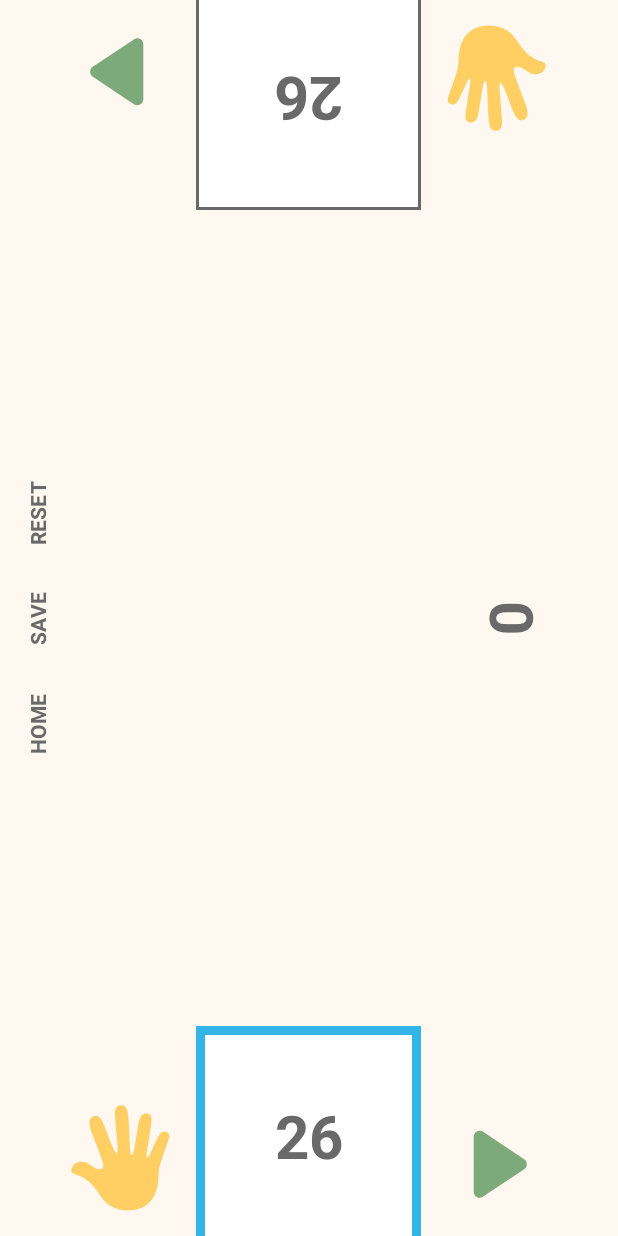
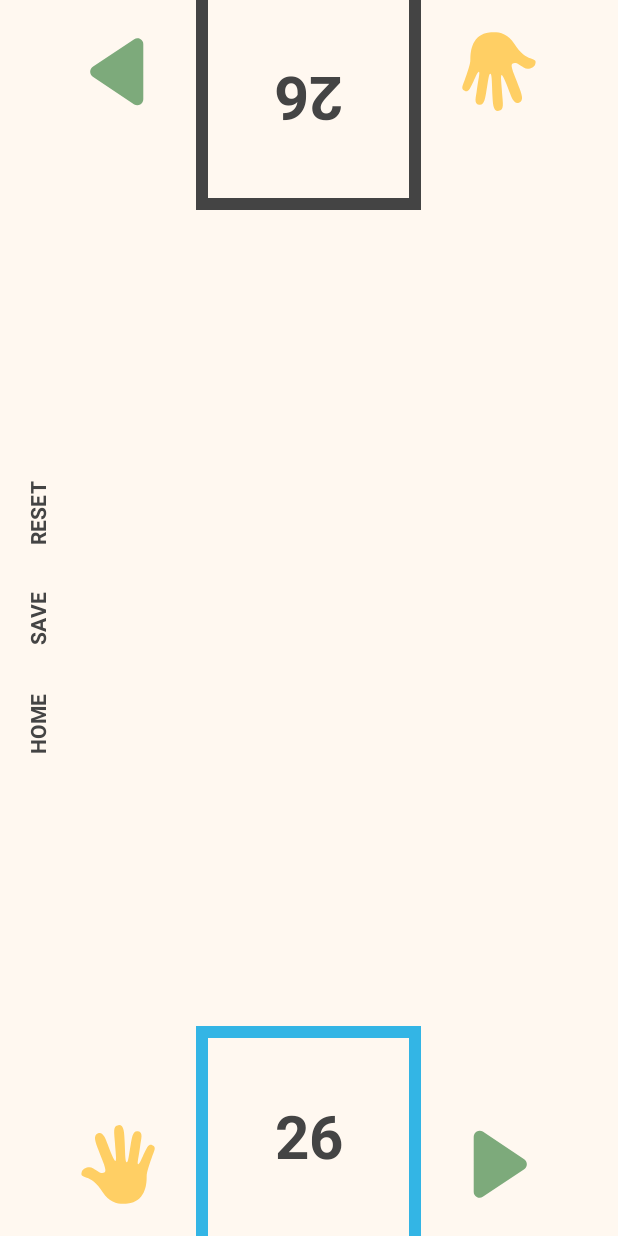
Before and after one commit to loafyyy/egyptian-rat-screw-android, an Android app: the MainActivity screen opened directly, with no data from a screen before it, on a phone screen of 412 x 824 dp. Run offline under Robolectric (Android 15) with nearby library versions, the phone set to English and light mode, and no system bars.

Commit message:
change card size, stroke, and color, remove num cards middle, update hand icon, change text color

```diff
--- a/app/src/main/res/drawable/card.xml
+++ b/app/src/main/res/drawable/card.xml
@@ -1,7 +1,7 @@
 <?xml version="1.0" encoding="UTF-8"?>
 <shape xmlns:android="http://schemas.android.com/apk/res/android">
     <stroke
-        android:width="2dp"
+        android:width="8dp"
         android:color="@color/dark_grey" />
-    <solid android:color="#ffffffff" />
+    <solid android:color="@color/card_color" />
 </shape>
--- a/app/src/main/res/drawable/card_edge_glow.xml
+++ b/app/src/main/res/drawable/card_edge_glow.xml
@@ -1,7 +1,7 @@
 <?xml version="1.0" encoding="UTF-8"?>
 <shape xmlns:android="http://schemas.android.com/apk/res/android">
     <stroke
-        android:width="6dp"
+        android:width="8dp"
         android:color="@android:color/holo_blue_light" />
-    <solid android:color="#ffffffff" />
+    <solid android:color="@color/card_color" />
 </shape>
--- a/app/src/main/res/drawable/hand_icon.xml
+++ b/app/src/main/res/drawable/hand_icon.xml
@@ -5,5 +5,5 @@
     android:viewportWidth="350.0">
     <path
         android:fillColor="#ffcf64"
-        android:pathData="M203.5,289.5c-24,3.2 -56.7,-1.4 -77.4,-34.7C87,192.1 53.4,216 59.8,192.1c3.7,-13.8 24,-19.2 35.1,-12.8 16.7,9.5 25.4,19.6 36.7,12.8 8,-4.8 -6.9,-36 -19.2,-68.7 -9.6,-25.5 -18.2,-45.3 -1.6,-52.7 14.4,-6.4 22.8,14 30.3,35.1 8,22.4 19.8,51.8 24,51.1 4.5,-0.7 0,-30.3 -1.6,-57.5 -1.8,-30.5 -8,-52.5 11.2,-54.3 17.6,-1.6 17.7,23.6 19.2,52.7 1.5,29.9 1.2,62.3 6,63 5.3,0.7 7.7,-26 12.2,-51.9 4.2,-23.9 6.1,-47.8 23.4,-44.7 17.6,3.2 9.6,22.4 6.4,47.9 -3.5,28.3 -10,53.2 -6,54.4 4.7,1.4 11.7,-19.5 20.4,-36.8 9.6,-19.2 13.3,-25.9 24,-22.4 14.4,4.8 4.8,19.2 -1.6,38.3s-16,43.9 -16,59.1C262.6,233.6 256.6,282.4 203.5,289.5Z" />
+        android:pathData="M190.8,274.3c-17.9,2.4 -42.5,-1 -58,-26 -29.3,-47 -54.4,-29 -49.6,-47 2.8,-10.3 17.9,-14.4 26.3,-9.6 12.5,7.1 19,14.7 27.5,9.6 6,-3.6 -5.2,-26.9 -14.4,-51.4 -7.2,-19.1 -13.7,-33.9 -1.2,-39.5 10.8,-4.8 17.1,10.5 22.7,26.3 6,16.7 14.8,38.8 17.9,38.3 3.3,-0.6 0,-22.7 -1.2,-43 -1.3,-22.8 -6,-39.4 8.4,-40.7 13.1,-1.2 13.2,17.6 14.4,39.5 1.1,22.4 0.9,46.7 4.5,47.2 4,0.6 5.7,-19.5 9.1,-38.8 3.2,-17.9 4.6,-35.8 17.5,-33.5 13.1,2.4 7.2,16.7 4.8,35.9 -2.7,21.2 -7.5,39.9 -4.5,40.7 3.5,1 8.8,-14.6 15.2,-27.6 7.2,-14.4 10,-19.4 17.9,-16.7 10.8,3.6 3.6,14.4 -1.2,28.7s-12,32.9 -12,44.3C235.1,232.4 230.6,269 190.8,274.3Z" />
 </vector>
--- a/app/src/main/res/layout/activity_main.xml
+++ b/app/src/main/res/layout/activity_main.xml
@@ -10,13 +10,13 @@
     <ImageView
         android:id="@+id/player_two_card_back"
         style="@style/game_card"
-        android:layout_marginTop="-80dp"
+        android:layout_marginTop="-100dp"
         android:rotation="180" />
 
     <ImageView
         android:id="@+id/player_two_card"
         style="@style/game_card"
-        android:layout_marginTop="-80dp"
+        android:layout_marginTop="-100dp"
         android:rotation="180" />
 
     <ImageButton
@@ -96,19 +96,20 @@
         android:fontFamily="@font/lato"
         android:rotation="90"
         android:textSize="@dimen/font_size_num_cards"
-        android:textStyle="bold" />
+        android:textStyle="bold"
+        android:visibility="gone" />
 
     <ImageView
         android:id="@+id/player_one_card_back"
         style="@style/game_card"
         android:layout_alignParentBottom="true"
-        android:layout_marginBottom="-80dp" />
+        android:layout_marginBottom="-100dp" />
 
     <ImageView
         android:id="@+id/player_one_card"
         style="@style/game_card"
         android:layout_alignParentBottom="true"
-        android:layout_marginBottom="-80dp" />
+        android:layout_marginBottom="-100dp" />
 
     <ImageButton
         android:id="@+id/p1_slap"
--- a/app/src/main/res/values/colors.xml
+++ b/app/src/main/res/values/colors.xml
@@ -4,7 +4,8 @@
     <color name="colorPrimaryDark">#303F9F</color>
     <color name="colorAccent">#FF4081</color>
     <color name="game_background">#fff8f0</color>
-    <color name="dark_grey">#696969</color>
+    <color name="dark_grey">#444444</color>
     <color name="white">#ffffff</color>
     <color name="black">#000000</color>
+    <color name="card_color">#fff8f0</color>
 </resources>
--- a/app/src/main/res/values/dimens.xml
+++ b/app/src/main/res/values/dimens.xml
@@ -3,7 +3,7 @@
     <dimen name="activity_horizontal_margin">16dp</dimen>
     <dimen name="activity_vertical_margin">16dp</dimen>
     <dimen name="card_width">150dp</dimen>
-    <dimen name="card_height">220dp</dimen>
+    <dimen name="card_height">240dp</dimen>
     <dimen name="font_size_slap">80sp</dimen>
     <dimen name="font_size_num_cards">40sp</dimen>
     <dimen name="font_size_title">70sp</dimen>
```
